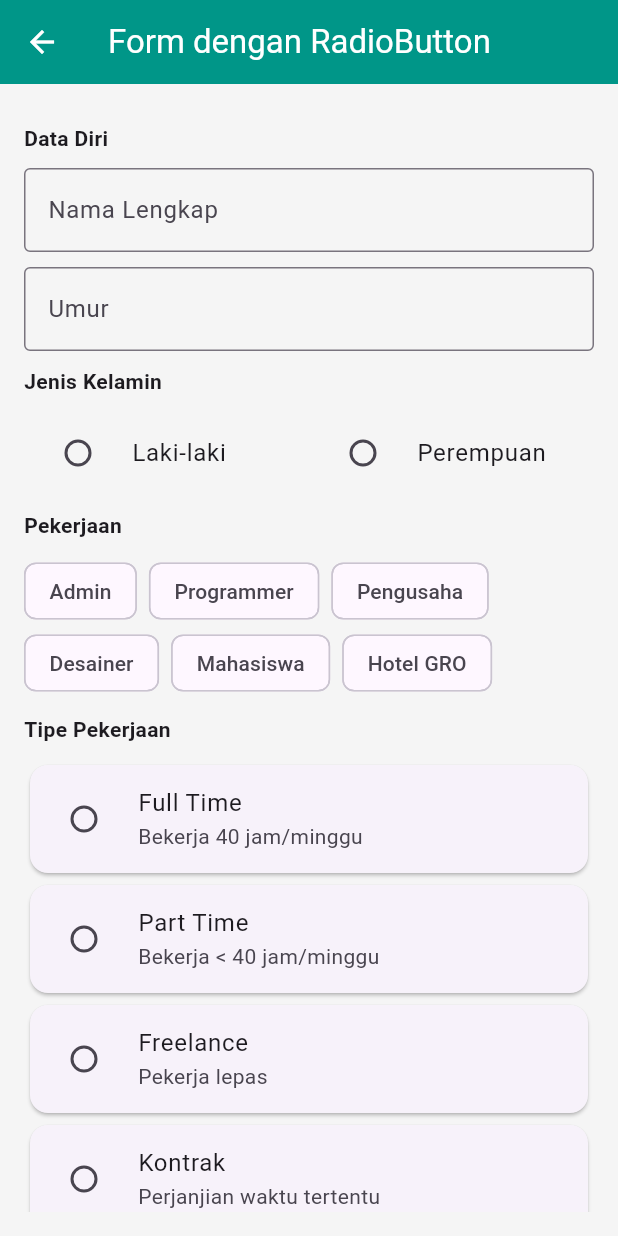
After one commit to Yodeccola/mobile_app_tugas, a Flutter app: the RadioPage screen opened directly, on a phone screen of 412 x 824 dp. The commit adds this screen. Run offline on Flutter 3.47's test engine with Material 3 defaults, Android fonts, the phone set to English and light mode, and no system bars; our stand-ins replace fluttertoast.

Commit message:
Add pertemuan 7 - radio form

```diff
--- a/lib/pages/beranda_page.dart
+++ b/lib/pages/beranda_page.dart
@@ -3,6 +3,7 @@ import 'dialog_page.dart';
 import 'list_page.dart';
 import 'checkbox_page.dart';
 import 'profile_page.dart';
+import 'radio_page.dart';
 
 class BerandaPage extends StatelessWidget {
   const BerandaPage({super.key});
@@ -41,6 +42,7 @@ class BerandaPage extends StatelessWidget {
       {"title": "Pertemuan 4", "icon": Icons.notifications, "page": const DialogPage()},
       {"title": "Pertemuan 5", "icon": Icons.list, "page": const ListPage()},
       {"title": "Pertemuan 6", "icon": Icons.check_box, "page": const CheckboxPage()},
+      {"title": "Pertemuan 7", "icon": Icons.radio_button_checked, "page": const RadioPage()},
       {"title": "Profile", "icon": Icons.person, "page": const ProfilePage()},
     ];
 
--- a/lib/pages/list_page.dart
+++ b/lib/pages/list_page.dart
@@ -2,6 +2,7 @@ import 'package:flutter/material.dart';
 import 'dialog_page.dart';
 import 'checkbox_page.dart';
 import 'profile_page.dart';
+import 'radio_page.dart';
 
 class ListPage extends StatelessWidget {
   const ListPage({super.key});
@@ -31,6 +32,7 @@ class ListPage extends StatelessWidget {
         children: [
           menuItem(context, "Pertemuan 4", Icons.notifications, const DialogPage()),
           menuItem(context, "Pertemuan 6", Icons.check_box, const CheckboxPage()),
+          menuItem(context, "Pertemuan 7", Icons.radio_button_checked, const RadioPage()),
           menuItem(context, "Profile", Icons.person, const ProfilePage()),
         ],
       ),
--- /dev/null
+++ b/lib/pages/radio_page.dart
@@ -0,0 +1,232 @@
+import 'package:flutter/material.dart';
+
+class RadioPage extends StatefulWidget {
+  const RadioPage({super.key});
+
+  @override
+  State<RadioPage> createState() => _RadioPageState();
+}
+
+class _RadioPageState extends State<RadioPage> {
+
+  final TextEditingController nama = TextEditingController();
+  final TextEditingController umur = TextEditingController();
+
+  String? gender;
+  String? pekerjaan;
+  String? tipePekerjaan;
+
+  final List<String> pekerjaanList = [
+    "Admin", "Programmer", "Pengusaha", "Desainer", "Mahasiswa", "Hotel GRO"
+  ];
+
+  void resetForm() {
+    setState(() {
+      nama.clear();
+      umur.clear();
+      gender = null;
+      pekerjaan = null;
+      tipePekerjaan = null;
+    });
+  }
+
+  void showResult() {
+    showDialog(
+      context: context,
+      builder: (_) => AlertDialog(
+        shape: RoundedRectangleBorder(borderRadius: BorderRadius.circular(15)),
+        title: const Text("Pendaftaran Berhasil!"),
+        content: Column(
+          mainAxisSize: MainAxisSize.min,
+          children: [
+            ListTile(title: Text("Nama: ${nama.text}")),
+            ListTile(title: Text("Umur: ${umur.text}")),
+            ListTile(title: Text("Gender: $gender")),
+            ListTile(title: Text("Pekerjaan: $pekerjaan")),
+            ListTile(title: Text("Tipe: $tipePekerjaan")),
+          ],
+        ),
+        actions: [
+          TextButton(
+            onPressed: () {
+              Navigator.pop(context);
+
+              ScaffoldMessenger.of(context).showSnackBar(
+                const SnackBar(
+                  content: Text("Pendaftaran berhasil!"),
+                ),
+              );
+            },
+            child: const Text("OK"),
+          )
+        ],
+      ),
+    );
+  }
+
+  Widget sectionTitle(String text) {
+    return Padding(
+      padding: const EdgeInsets.symmetric(vertical: 10),
+      child: Text(
+        text,
+        style: const TextStyle(fontWeight: FontWeight.bold),
+      ),
+    );
+  }
+
+  Widget pekerjaanChip(String label) {
+    final isSelected = pekerjaan == label;
+
+    return ChoiceChip(
+      label: Text(label),
+      selected: isSelected,
+      onSelected: (_) {
+        setState(() {
+          pekerjaan = label;
+        });
+      },
+    );
+  }
+
+  Widget tipeRadio(String title, String subtitle, String value) {
+    return Card(
+      shape: RoundedRectangleBorder(borderRadius: BorderRadius.circular(12)),
+      child: RadioListTile(
+        title: Text(title),
+        subtitle: Text(subtitle),
+        value: value,
+        groupValue: tipePekerjaan,
+        onChanged: (val) {
+          setState(() {
+            tipePekerjaan = val;
+          });
+        },
+      ),
+    );
+  }
+
+  @override
+  Widget build(BuildContext context) {
+    return Scaffold(
+      appBar: AppBar(
+        title: const Text("Form dengan RadioButton"),
+        backgroundColor: Colors.teal,
+      ),
+      body: Padding(
+        padding: const EdgeInsets.all(16),
+        child: ListView(
+          children: [
+
+            // DATA DIRI
+            sectionTitle("Data Diri"),
+
+            TextField(
+              controller: nama,
+              decoration: const InputDecoration(
+                labelText: "Nama Lengkap",
+                border: OutlineInputBorder(),
+              ),
+            ),
+
+            const SizedBox(height: 10),
+
+            TextField(
+              controller: umur,
+              keyboardType: TextInputType.number,
+              decoration: const InputDecoration(
+                labelText: "Umur",
+                border: OutlineInputBorder(),
+              ),
+            ),
+
+            // JENIS KELAMIN
+            sectionTitle("Jenis Kelamin"),
+
+            Row(
+              children: [
+                Expanded(
+                  child: RadioListTile(
+                    title: const Text("Laki-laki"),
+                    value: "Laki-laki",
+                    groupValue: gender,
+                    onChanged: (val) {
+                      setState(() {
+                        gender = val;
+                      });
+                    },
+                  ),
+                ),
+                Expanded(
+                  child: RadioListTile(
+                    title: const Text("Perempuan"),
+                    value: "Perempuan",
+                    groupValue: gender,
+                    onChanged: (val) {
+                      setState(() {
+                        gender = val;
+                      });
+                    },
+                  ),
+                ),
+              ],
+            ),
+
+            // PEKERJAAN
+            sectionTitle("Pekerjaan"),
+
+            Wrap(
+              spacing: 8,
+              children: pekerjaanList.map((e) => pekerjaanChip(e)).toList(),
+            ),
+
+            // TIPE PEKERJAAN
+            sectionTitle("Tipe Pekerjaan"),
+
+            tipeRadio("Full Time", "Bekerja 40 jam/minggu", "Full Time"),
+            tipeRadio("Part Time", "Bekerja < 40 jam/minggu", "Part Time"),
+            tipeRadio("Freelance", "Pekerja lepas", "Freelance"),
+            tipeRadio("Kontrak", "Perjanjian waktu tertentu", "Kontrak"),
+
+            const SizedBox(height: 20),
+
+            // BUTTONS
+            Row(
+              children: [
+                Expanded(
+                  child: ElevatedButton(
+                    style: ElevatedButton.styleFrom(
+                      backgroundColor: Colors.teal,
+                    ),
+                    onPressed: () {
+                      if (nama.text.isEmpty ||
+                          umur.text.isEmpty ||
+                          gender == null ||
+                          pekerjaan == null ||
+                          tipePekerjaan == null) {
+                        ScaffoldMessenger.of(context).showSnackBar(
+                          const SnackBar(
+                            content: Text("Lengkapi semua data!"),
+                          ),
+                        );
+                      } else {
+                        showResult();
+                      }
+                    },
+                    child: const Text("Simpan Data"),
+                  ),
+                ),
+                const SizedBox(width: 10),
+                Expanded(
+                  child: OutlinedButton(
+                    onPressed: resetForm,
+                    child: const Text("Reset"),
+                  ),
+                ),
+              ],
+            ),
+          ],
+        ),
+      ),
+    );
+  }
+}
```
